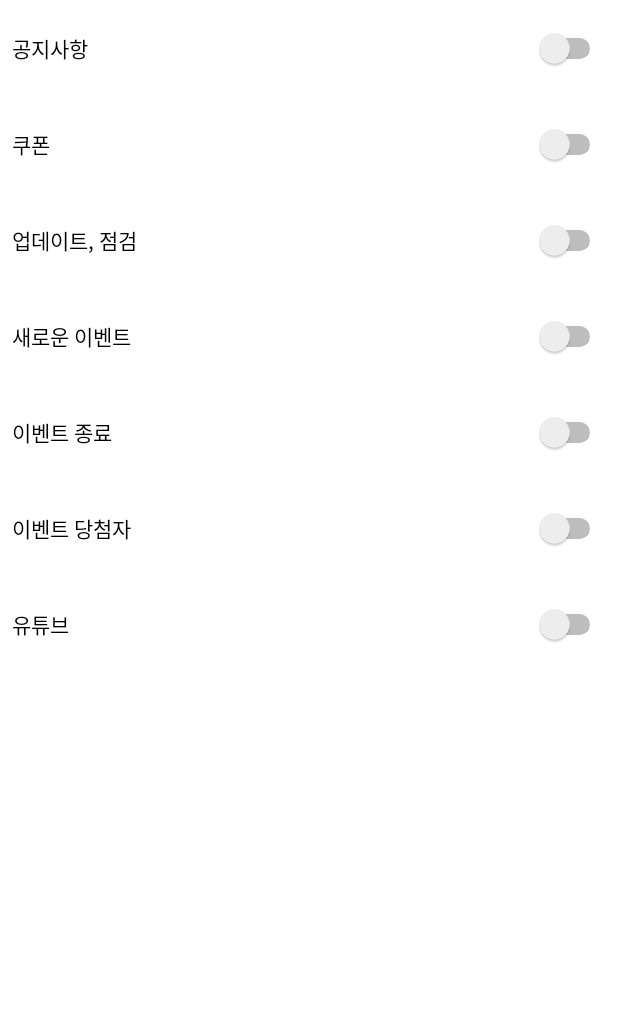
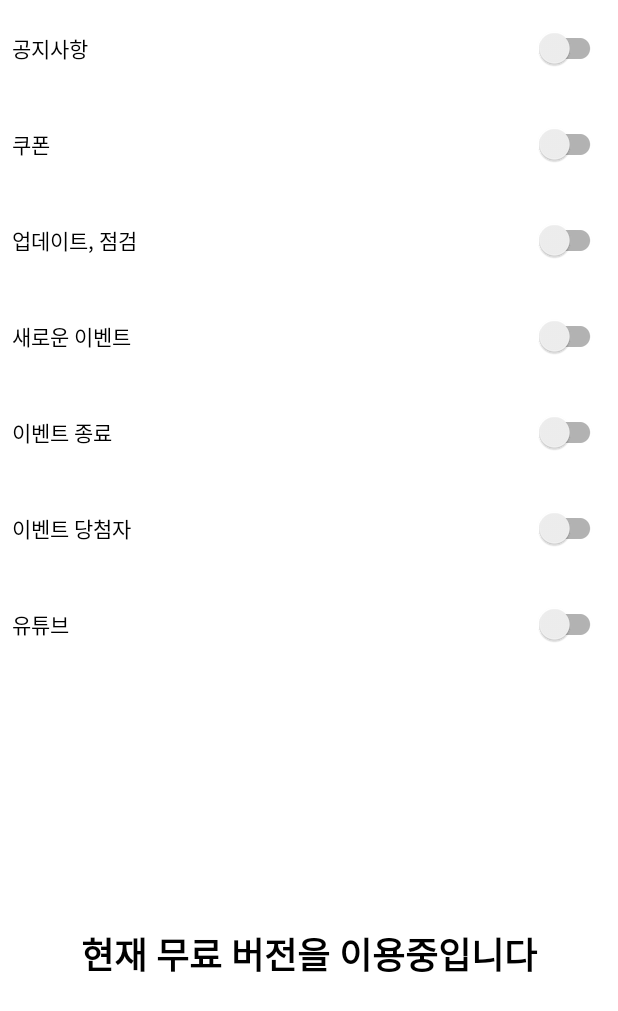
Before and after one commit to ByteAurora/GBTW-Reminder-Client, an Android app: the layout activity_push_setting_activity.xml on its own in the app's theme, with its tools: preview values and no code run, on a phone screen of 412 x 824 dp. Shown: the top 1011 px of the screen. Run offline under Robolectric (Android 15) with nearby library versions, the phone set to English and light mode, and no system bars.

Commit message:
Update push setting activity design - Add trial message

```diff
--- a/app/src/main/res/layout/activity_push_setting_activity.xml
+++ b/app/src/main/res/layout/activity_push_setting_activity.xml
@@ -7,109 +7,126 @@
     android:orientation="vertical"
     tools:context=".PushSettingActivity">
 
-    <LinearLayout
+    <androidx.appcompat.widget.LinearLayoutCompat
         android:id="@+id/ll_pushsetting_notice"
         android:layout_width="match_parent"
         android:layout_height="48dp"
         android:layout_margin="8dp"
         android:orientation="horizontal">
 
-        <Switch
+        <androidx.appcompat.widget.SwitchCompat
             android:id="@+id/switch_pushsetting_notice"
-            android:layout_width="wrap_content"
+            android:layout_width="0dp"
             android:layout_height="48dp"
             android:layout_weight="1"
             android:text="@string/switch_pushsetting_notice" />
-    </LinearLayout>
+    </androidx.appcompat.widget.LinearLayoutCompat>
 
-    <LinearLayout
+    <androidx.appcompat.widget.LinearLayoutCompat
         android:id="@+id/ll_pushsetting_noticecoupon"
         android:layout_width="match_parent"
         android:layout_height="48dp"
         android:layout_margin="8dp"
         android:orientation="horizontal">
 
-        <Switch
+        <androidx.appcompat.widget.SwitchCompat
             android:id="@+id/switch_pushsetting_noticecoupon"
-            android:layout_width="wrap_content"
+            android:layout_width="0dp"
             android:layout_height="48dp"
             android:layout_weight="1"
             android:text="@string/switch_pushsetting_noticecoupon" />
-    </LinearLayout>
+    </androidx.appcompat.widget.LinearLayoutCompat>
 
-    <LinearLayout
+    <androidx.appcompat.widget.LinearLayoutCompat
         android:id="@+id/ll_pushsetting_update"
         android:layout_width="match_parent"
         android:layout_height="48dp"
         android:layout_margin="8dp"
         android:orientation="horizontal">
 
-        <Switch
+        <androidx.appcompat.widget.SwitchCompat
             android:id="@+id/switch_pushsetting_update"
-            android:layout_width="wrap_content"
+            android:layout_width="0dp"
             android:layout_height="48dp"
             android:layout_weight="1"
             android:text="@string/switch_pushsetting_update" />
-    </LinearLayout>
+    </androidx.appcompat.widget.LinearLayoutCompat>
 
-    <LinearLayout
+    <androidx.appcompat.widget.LinearLayoutCompat
         android:id="@+id/ll_pushsetting_event"
         android:layout_width="match_parent"
         android:layout_height="48dp"
         android:layout_margin="8dp"
         android:orientation="horizontal">
 
-        <Switch
+        <androidx.appcompat.widget.SwitchCompat
             android:id="@+id/switch_pushsetting_event"
-            android:layout_width="wrap_content"
+            android:layout_width="0dp"
             android:layout_height="48dp"
             android:layout_weight="1"
             android:text="@string/switch_pushsetting_event" />
-    </LinearLayout>
+    </androidx.appcompat.widget.LinearLayoutCompat>
 
-    <LinearLayout
+    <androidx.appcompat.widget.LinearLayoutCompat
         android:id="@+id/ll_pushsetting_endevent"
         android:layout_width="match_parent"
         android:layout_height="48dp"
         android:layout_margin="8dp"
         android:orientation="horizontal">
 
-        <Switch
+        <androidx.appcompat.widget.SwitchCompat
             android:id="@+id/switch_pushsetting_endevent"
-            android:layout_width="wrap_content"
+            android:layout_width="0dp"
             android:layout_height="48dp"
             android:layout_weight="1"
             android:text="@string/switch_pushsetting_endevent" />
-    </LinearLayout>
+    </androidx.appcompat.widget.LinearLayoutCompat>
 
-    <LinearLayout
+    <androidx.appcompat.widget.LinearLayoutCompat
         android:id="@+id/ll_pushsetting_eventwinner"
         android:layout_width="match_parent"
         android:layout_height="48dp"
         android:layout_margin="8dp"
         android:orientation="horizontal">
 
-        <Switch
+        <androidx.appcompat.widget.SwitchCompat
             android:id="@+id/switch_pushsetting_eventwinner"
-            android:layout_width="wrap_content"
+            android:layout_width="0dp"
             android:layout_height="48dp"
             android:layout_weight="1"
             android:text="@string/switch_pushsetting_eventwinner" />
-    </LinearLayout>
+    </androidx.appcompat.widget.LinearLayoutCompat>
 
-    <LinearLayout
+    <androidx.appcompat.widget.LinearLayoutCompat
         android:id="@+id/ll_pushsetting_youtube"
         android:layout_width="match_parent"
         android:layout_height="48dp"
         android:layout_margin="8dp"
         android:orientation="horizontal">
 
-        <Switch
+        <androidx.appcompat.widget.SwitchCompat
             android:id="@+id/switch_pushsetting_youtube"
-            android:layout_width="wrap_content"
+            android:layout_width="0dp"
             android:layout_height="48dp"
             android:layout_weight="1"
             android:text="@string/switch_pushsetting_youtube" />
-    </LinearLayout>
+    </androidx.appcompat.widget.LinearLayoutCompat>
+
+    <androidx.appcompat.widget.LinearLayoutCompat
+        android:layout_width="match_parent"
+        android:layout_height="match_parent"
+        android:gravity="center"
+        android:orientation="vertical">
+
+        <androidx.appcompat.widget.AppCompatTextView
+            android:id="@+id/textView"
+            android:layout_width="match_parent"
+            android:layout_height="wrap_content"
+            android:gravity="center"
+            android:text="@string/this_is_trial_version"
+            android:textColor="#000000"
+            android:textSize="24sp"
+            android:textStyle="bold" />
+    </androidx.appcompat.widget.LinearLayoutCompat>
 
 </androidx.appcompat.widget.LinearLayoutCompat>
--- a/app/src/main/res/values/strings.xml
+++ b/app/src/main/res/values/strings.xml
@@ -10,4 +10,7 @@
     <string name="switch_pushsetting_eventwinner">이벤트 당첨자</string>
     <string name="switch_pushsetting_youtube">유튜브</string>
 
+    <!-- Etc -->
+    <string name="this_is_trial_version">현재 무료 버전을 이용중입니다</string>
+
 </resources>
```
